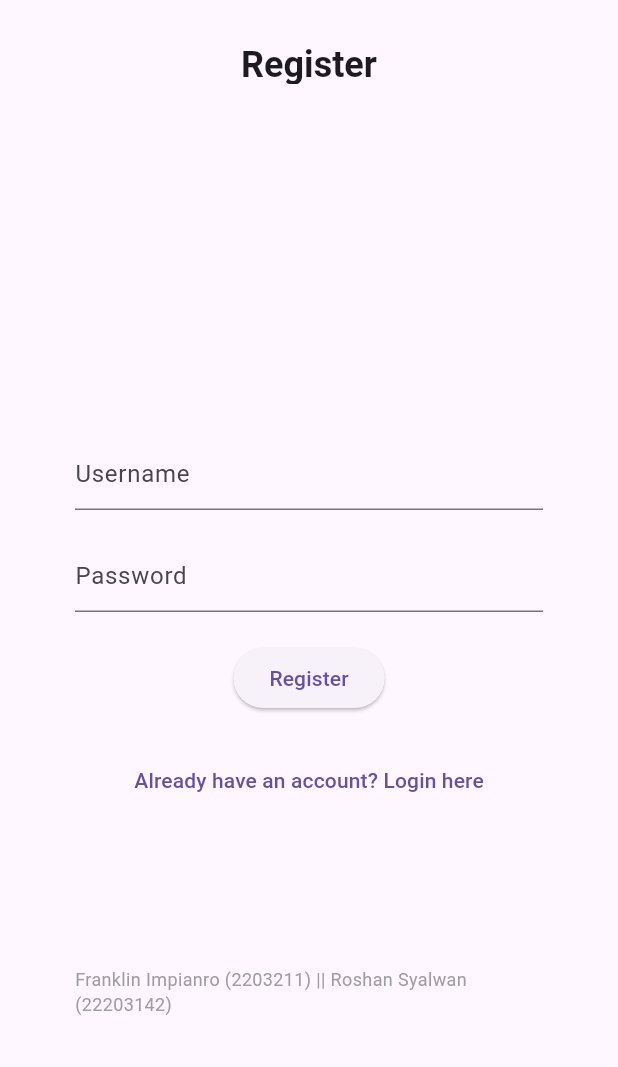
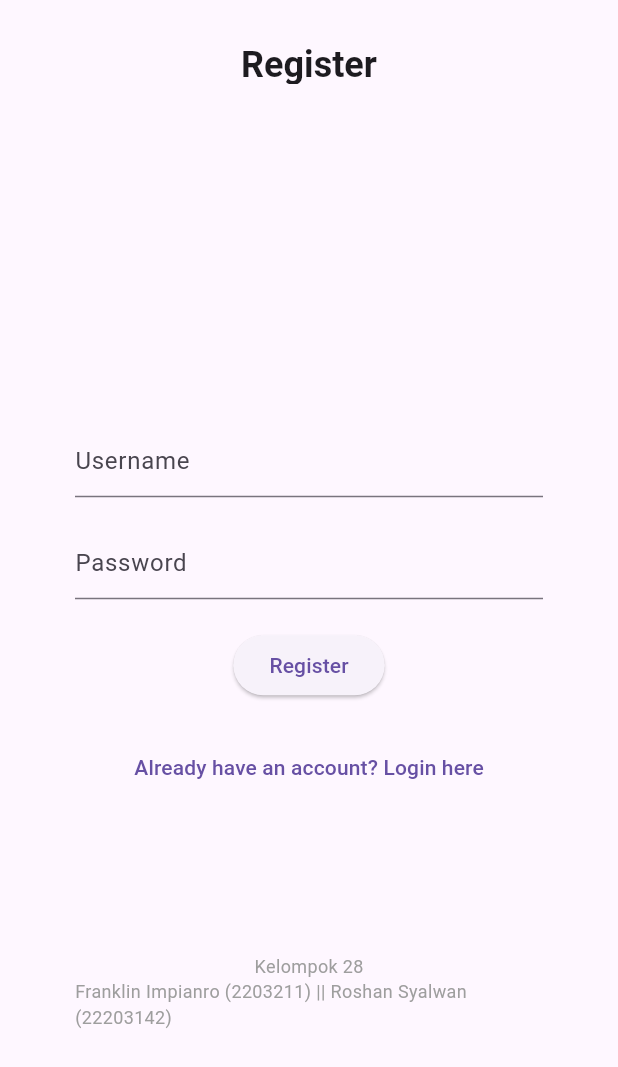
Before and after one commit to FITurnip/kuis4provis, a Flutter app: the screen it shows after launch, after a tap on an icon or button, on a phone screen of 412 x 824 dp. Shown: the top 1067 px of the screen. Run offline on Flutter 3.47's test engine with Material 3 defaults, Android fonts, the phone set to English and light mode, and no system bars; our stand-ins replace shared_preferences; network calls fail.

```diff
--- a/lib/auth/auth.dart
+++ b/lib/auth/auth.dart
@@ -184,6 +184,10 @@ class LoginForm extends StatelessWidget {
           ),
           SizedBox(height: 100.0),
           Text(
+            'Kelompok 28',
+            style: TextStyle(fontSize: 12.0, color: Colors.grey),
+          ),
+          Text(
             'Franklin Impianro (2203211) || Roshan Syalwan (22203142)',
             style: TextStyle(fontSize: 12.0, color: Colors.grey),
           ),
@@ -248,6 +252,10 @@ class RegisterForm extends StatelessWidget {
           ),
           SizedBox(height: 100.0),
           Text(
+            'Kelompok 28',
+            style: TextStyle(fontSize: 12.0, color: Colors.grey),
+          ),
+          Text(
             'Franklin Impianro (2203211) || Roshan Syalwan (22203142)',
             style: TextStyle(fontSize: 12.0, color: Colors.grey),
           ),
--- a/lib/main.dart
+++ b/lib/main.dart
@@ -1,3 +1,6 @@
+// 'Kelompok 28',
+// 'Franklin Impianro (2203211) || Roshan Syalwan (22203142)',
+
 import 'package:flutter/material.dart';
 import 'package:kuis4/auth/auth.dart';
 import 'package:kuis4/auth/shared_preferences_helper.dart';
```
